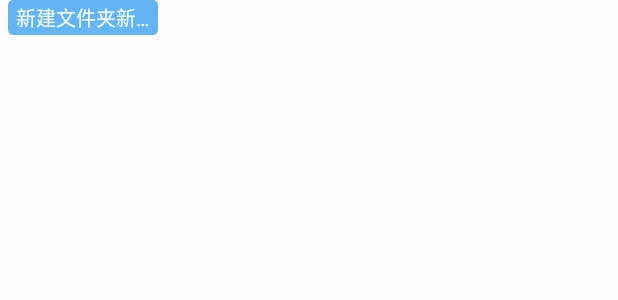
After one commit to 373518155/v4l2, an Android app: the layout diretory_path_item.xml on its own in the app's theme, with its tools: preview values and no code run, on a phone screen of 412 x 824 dp. The commit adds this screen. Shown: the top 300 px of the screen. Run offline under Robolectric (Android 15) with nearby library versions, the phone set to English and light mode, and no system bars.

Commit message:
大體上完成了文件瀏覽器

```diff
--- /dev/null
+++ b/MiniFileExplorer/app/src/main/res/drawable/directory_path_button_bg.xml
@@ -0,0 +1,6 @@
+<?xml version="1.0" encoding="utf-8"?>
+<shape xmlns:android="http://schemas.android.com/apk/res/android"
+    android:shape="rectangle">
+    <solid android:color="@color/md_blue_300" />
+    <corners android:radius="3dp" />
+</shape>
--- /dev/null
+++ b/MiniFileExplorer/app/src/main/res/layout/diretory_path_item.xml
@@ -0,0 +1,20 @@
+<?xml version="1.0" encoding="utf-8"?>
+<TextView
+    android:id="@+id/tv_directory"
+    xmlns:android="http://schemas.android.com/apk/res/android"
+    android:layout_width="wrap_content"
+    android:layout_height="wrap_content"
+    android:layout_marginLeft="5dp"
+    android:layout_marginRight="5dp"
+    android:maxWidth="100dp"
+    android:paddingTop="2dp"
+    android:paddingBottom="2dp"
+    android:paddingLeft="5dp"
+    android:paddingRight="5dp"
+    android:lines="1"
+    android:ellipsize="end"
+    android:textSize="13sp"
+    android:textColor="@android:color/white"
+    android:text="新建文件夹新建文件夹新建文件夹新建文件夹新建文件夹"
+    android:background="@drawable/directory_path_button_bg"
+    />
```
Also changed, not shown: MiniFileExplorer/app/src/main/java/com/example/lab/DirectoryPathAdapter.java (added, +19 -0 lines), MiniFileExplorer/app/src/main/java/com/example/lab/MainActivity.java (+60 -5 lines), MiniFileExplorer/app/src/main/res/drawable/ic_home.xml (added, +9 -0 lines), MiniFileExplorer/app/src/main/res/layout/activity_main.xml (+22 -0 lines).
